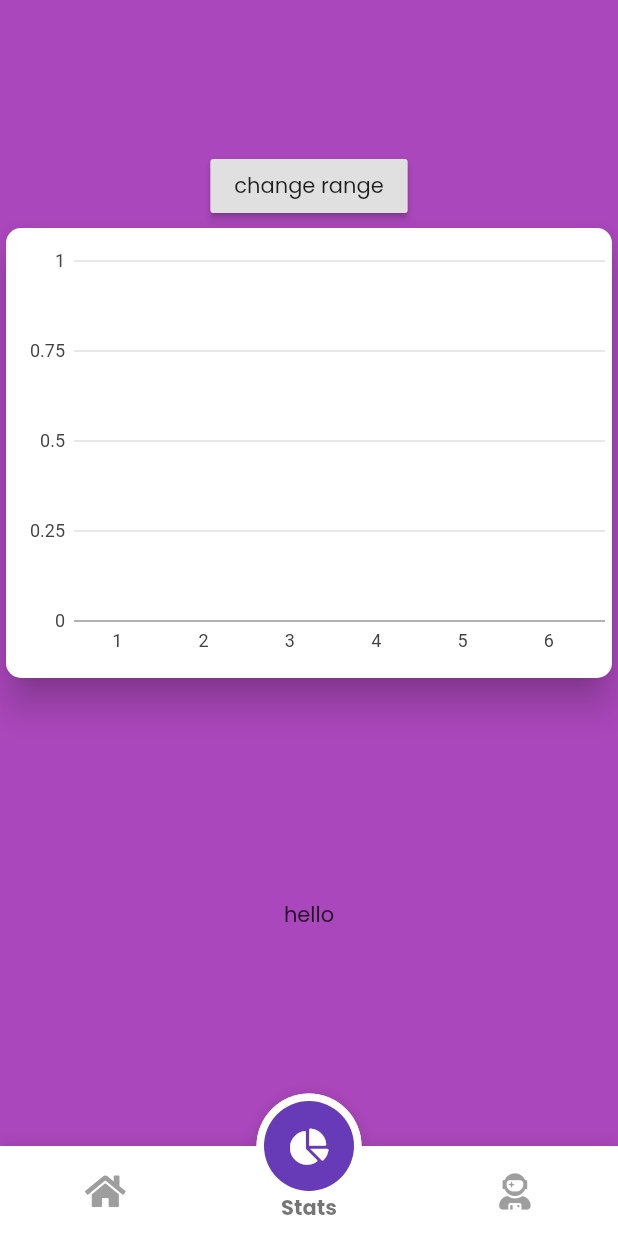
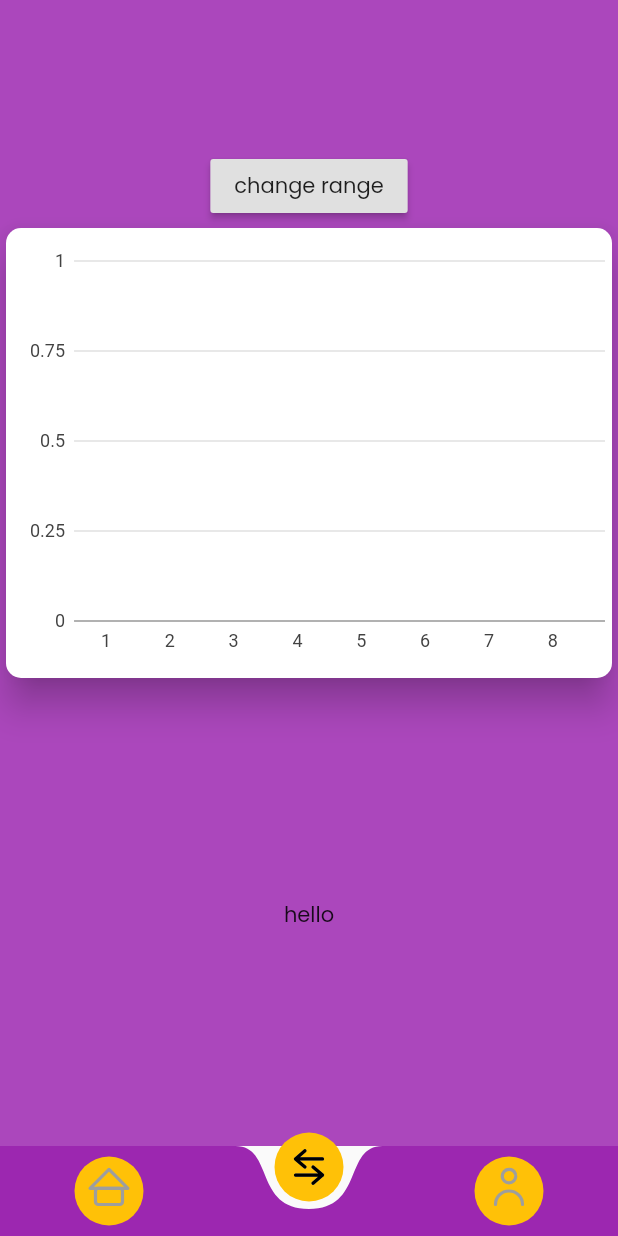
Before and after one commit to aman1210/FlutterExpenseTracker, a Flutter app: the screen it shows after launch, item 2 of the bottom bar chosen, after a tap on "change range", on a phone screen of 412 x 824 dp. Run offline on Flutter 3.47's test engine with Material 2 defaults, Android fonts, the light colour scheme and no system bars; drawn by our look-alikes of fancy_bottom_navigation; our stand-ins replace charts_flutter, font_awesome_flutter, lottie, month_picker_dialog, sqflite; accounts and stored records are empty.

Commit message:
added fluidNavBar

```diff
--- a/lib/Provider/transactionProvider.dart
+++ b/lib/Provider/transactionProvider.dart
@@ -133,23 +133,16 @@
     totalBalance();
   }
 
-  List<Transaction> getTransactionInRange(DateTime date) {
-    var start = DateTime(date.year, date.month, 1);
-    var endNum =
-        DateTime(date.year, date.month + 1, 0).compareTo(DateTime.now());
-    var end =
-        endNum > 0 ? DateTime.now() : DateTime(date.year, date.month + 1, 0);
+  List<Transaction> getTransactionInRange(DateTime d) {
+    var start = DateTime(d.year, d.month, 1);
+    var endNum = DateTime(d.year, d.month + 1, 0).compareTo(DateTime.now());
+    var end = endNum > 0 ? DateTime.now() : DateTime(d.year, d.month + 1, 0);
     List<Transaction> list = [];
-    print(start);
-    print(end);
     transaction.forEach((t) {
-      print('${t.date} ${t.amount}');
       if (t.date.isAfter(start) && t.date.isBefore(end)) {
-        // print(t.amount);
         list.add(t);
       }
     });
-
     return list;
   }
 }
--- a/lib/screens/homepage.dart
+++ b/lib/screens/homepage.dart
@@ -1,5 +1,6 @@
 import 'package:expenseTracker/Provider/transactionProvider.dart';
 import 'package:expenseTracker/screens/statsPage.dart';
+import 'package:expenseTracker/widgets/fluidNavBar/fluid_nav_bar.dart';
 import 'package:fancy_bottom_navigation/fancy_bottom_navigation.dart';
 import 'package:flutter/material.dart';
 
@@ -41,21 +42,7 @@
         duration: Duration(milliseconds: 300),
         height: _isVisible == true ? 60 : 0,
         child: _isVisible == true
-            ? FancyBottomNavigation(
-                inactiveIconColor: Colors.grey,
-                tabs: [
-                  TabData(iconData: FontAwesomeIcons.home, title: "Home"),
-                  TabData(iconData: FontAwesomeIcons.chartPie, title: "Stats"),
-                  TabData(
-                      iconData: FontAwesomeIcons.userAstronaut,
-                      title: "Profile"),
-                ],
-                onTabChangedListener: (position) {
-                  setState(() {
-                    _currentIndex = position;
-                  });
-                },
-              )
+            ? FluidNavBar(onChange: _handleNavigationChange)
             : Container(
                 height: 100,
                 color: Colors.white,
@@ -64,4 +51,10 @@
       ),
     );
   }
+
+  void _handleNavigationChange(int selectedIndex) {
+    setState(() {
+      _currentIndex = selectedIndex;
+    });
+  }
 }
--- a/lib/screens/statsPage.dart
+++ b/lib/screens/statsPage.dart
@@ -20,6 +20,8 @@
   List<Transaction> _list = [];
 
   generate(List<Transaction> t) {
+    _expenselist.clear();
+    _incomeList.clear();
     t.forEach((e) {
       if (e.transactionType == TransactionType.Expense) {
         _expenselist.add(e);
@@ -31,10 +33,11 @@
   }
 
   changeDate() {
-    // print(date);
     _list.clear();
     _list = Provider.of<TransactionProvider>(context, listen: false)
         .getTransactionInRange(date);
+    print(_list.length);
+
     generate(_list);
   }
 
@@ -46,7 +49,6 @@
 
   @override
   Widget build(BuildContext context) {
-    print(_expenselist.length);
     return Container(
       color: Colors.purple[400],
       width: double.infinity,
--- /dev/null
+++ b/lib/widgets/fluidNavBar/curves.dart
@@ -0,0 +1,46 @@
+import 'dart:math' as math;
+
+import 'package:flutter/animation.dart';
+
+class CenteredElasticOutCurve extends Curve {
+  final double period;
+
+  CenteredElasticOutCurve([this.period = 0.4]);
+
+  @override
+  double transform(double x) {
+    // Bascially just a slightly modified version of the built in ElasticOutCurve
+    return math.pow(2.0, -10.0 * x) * math.sin(x * 2.0 * math.pi / period) +
+        0.5;
+  }
+}
+
+class CenteredElasticInCurve extends Curve {
+  final double period;
+
+  CenteredElasticInCurve([this.period = 0.4]);
+
+  @override
+  double transform(double x) {
+    // Bascially just a slightly modified version of the built in ElasticInCurve
+    return -math.pow(2.0, 10.0 * (x - 1.0)) *
+            math.sin((x - 1.0) * 2.0 * math.pi / period) +
+        0.5;
+  }
+}
+
+class LinearPointCurve extends Curve {
+  final double pIn;
+  final double pOut;
+
+  LinearPointCurve(this.pIn, this.pOut);
+
+  @override
+  double transform(double x) {
+    // Just a simple bit of linear interpolation math
+    final lowerScale = pOut / pIn;
+    final upperScale = (1.0 - pOut) / (1.0 - pIn);
+    final upperOffset = 1.0 - upperScale;
+    return x < pIn ? x * lowerScale : x * upperScale + upperOffset;
+  }
+}
--- /dev/null
+++ b/lib/widgets/fluidNavBar/fluid_button.dart
@@ -0,0 +1,130 @@
+import 'package:flutter/material.dart';
+import 'package:flutter/animation.dart';
+
+import './fluid_icon.dart';
+import './curves.dart';
+
+typedef void FluidNavBarButtonPressedCallback();
+
+class FluidNavBarButton extends StatefulWidget {
+  static const nominalExtent = const Size(64, 64);
+
+  final FluidFillIconData _iconData;
+  final bool _selected;
+  final FluidNavBarButtonPressedCallback _onPressed;
+
+  FluidNavBarButton(FluidFillIconData iconData, bool selected,
+      FluidNavBarButtonPressedCallback onPressed)
+      : _iconData = iconData,
+        _selected = selected,
+        _onPressed = onPressed;
+
+  @override
+  State createState() {
+    return _FluidNavBarButtonState(_iconData, _selected, _onPressed);
+  }
+}
+
+class _FluidNavBarButtonState extends State<FluidNavBarButton>
+    with SingleTickerProviderStateMixin {
+  static const double _activeOffset = 16;
+  static const double _defaultOffset = 0;
+  static const double _radius = 25;
+
+  FluidFillIconData _iconData;
+  bool _selected;
+  FluidNavBarButtonPressedCallback _onPressed;
+
+  AnimationController _animationController;
+  Animation<double> _animation;
+
+  _FluidNavBarButtonState(FluidFillIconData iconData, bool selected,
+      FluidNavBarButtonPressedCallback onPressed)
+      : _iconData = iconData,
+        _selected = selected,
+        _onPressed = onPressed;
+
+  @override
+  void initState() {
+    _animationController = AnimationController(
+        duration: const Duration(milliseconds: 1666),
+        reverseDuration: const Duration(milliseconds: 833),
+        vsync: this);
+    _animation =
+        Tween<double>(begin: 0.0, end: 1.0).animate(_animationController)
+          ..addListener(() {
+            setState(() {});
+          });
+    _startAnimation();
+
+    super.initState();
+  }
+
+  @override
+  void dispose() {
+    _animationController.dispose();
+    super.dispose();
+  }
+
+  @override
+  Widget build(context) {
+    const ne = FluidNavBarButton.nominalExtent;
+    final offsetCurve = _selected ? ElasticOutCurve(0.38) : Curves.easeInQuint;
+    final scaleCurve =
+        _selected ? CenteredElasticOutCurve(0.6) : CenteredElasticInCurve(0.6);
+
+    final progress = LinearPointCurve(0.28, 0.0).transform(_animation.value);
+
+    final offset = Tween<double>(begin: _defaultOffset, end: _activeOffset)
+        .transform(offsetCurve.transform(progress));
+    final scaleCurveScale = 0.50;
+    final scaleY = 0.5 +
+        scaleCurve.transform(progress) * scaleCurveScale +
+        (0.5 - scaleCurveScale / 2);
+
+    // Create a parameterizable flat button with a fluid fill icon
+    return GestureDetector(
+      // We wan't to know when this button was tapped, don't bother letting out children know as well
+      onTap: _onPressed,
+      behavior: HitTestBehavior.opaque,
+      child: Container(
+        // Alignment container to the circle
+        constraints: BoxConstraints.tight(ne),
+        alignment: Alignment.center,
+        child: Container(
+          // This container just draws a circle with a certain radius and offset
+          margin: EdgeInsets.all(ne.width / 2 - _radius),
+          constraints: BoxConstraints.tight(Size.square(_radius * 2)),
+          decoration: ShapeDecoration(
+            color: Colors.amber,
+            shape: CircleBorder(),
+          ),
+          transform: Matrix4.translationValues(0, -offset, 0),
+          // Create a fluid fill icon that get's filled in with a slight delay to the buttons animation
+          child: FluidFillIcon(
+            _iconData,
+            LinearPointCurve(0.25, 1.0).transform(_animation.value),
+            scaleY,
+          ),
+        ),
+      ),
+    );
+  }
+
+  @override
+  void didUpdateWidget(oldWidget) {
+    setState(() {
+      _selected = widget._selected;
+    });
+    _startAnimation();
+    super.didUpdateWidget(oldWidget);
+  }
+
+  void _startAnimation() {
+    if (_selected) {
+      _animationController.forward();
+    } else {
+      _animationController.reverse();
+    }
+  }
+}
--- /dev/null
+++ b/lib/widgets/fluidNavBar/fluid_icon.dart
@@ -0,0 +1,84 @@
+import 'dart:ui' as ui;
+
+import 'package:flutter/material.dart';
+import './pathUtil.dart';
+
+// Users of this class shouldn't have to explicitly import fluid_icon_data
+import './fluid_icon_data.dart';
+export './fluid_icon_data.dart';
+
+class FluidFillIcon extends StatelessWidget {
+  static const double iconDataScale = 0.9;
+
+  final FluidFillIconData _iconData;
+
+  /// A normalzied value between 0 and 1
+  final double _fillAmount;
+
+  final double _scaleY;
+
+  FluidFillIcon(FluidFillIconData iconData, double fillAmount, double scaleY)
+      : _iconData = iconData,
+        _fillAmount = fillAmount,
+        _scaleY = scaleY;
+
+  @override
+  Widget build(context) {
+    return CustomPaint(
+      painter: _FluidFillIconPainter(_iconData.paths, _fillAmount, _scaleY),
+    );
+  }
+}
+
+class _FluidFillIconPainter extends CustomPainter {
+  List<ui.Path> _paths;
+  double _fillAmount;
+  double _scaleY;
+
+  _FluidFillIconPainter(List<ui.Path> paths, double fillAmount, double scaleY)
+      : _paths = paths,
+        _fillAmount = fillAmount,
+        _scaleY = scaleY;
+
+  @override
+  void paint(canvas, size) {
+    final paintBackground = Paint()
+      ..style = PaintingStyle.stroke
+      ..strokeWidth = 2.4
+      ..strokeCap = StrokeCap.round
+      ..strokeJoin = StrokeJoin.round
+      ..color = Colors.grey;
+
+    final paintForeground = Paint()
+      ..style = PaintingStyle.stroke
+      ..strokeWidth = 2.4
+      ..strokeCap = StrokeCap.round
+      ..strokeJoin = StrokeJoin.round
+      ..color = Colors.black;
+
+    // Scale around (0, height / 2)
+    canvas.translate(0.0, size.height / 2);
+    canvas.scale(1.0, _scaleY);
+    // Center around (width / 2, height / 2) and apply the icon data scale
+    canvas.translate(size.width / 2, 0.0);
+    canvas.scale(FluidFillIcon.iconDataScale, FluidFillIcon.iconDataScale);
+
+    // Draw the background greyed out path
+    for (final path in _paths) {
+      canvas.drawPath(path, paintBackground);
+    }
+
+    // Draw the black foreground path to simulate a filling effect
+    if (_fillAmount > 0.0) {
+      for (final path in _paths) {
+        canvas.drawPath(
+            extractPartialPath(path, 0.0, _fillAmount), paintForeground);
+      }
+    }
+  }
+
+  @override
+  bool shouldRepaint(_FluidFillIconPainter oldWidget) {
+    return _fillAmount != oldWidget._fillAmount;
+  }
+}
--- /dev/null
+++ b/lib/widgets/fluidNavBar/fluid_icon_data.dart
@@ -0,0 +1,57 @@
+import 'dart:ui' as ui;
+import 'dart:math' as math;
+
+import 'package:flutter/material.dart';
+
+class FluidFillIconData {
+  final List<ui.Path> paths;
+  FluidFillIconData(this.paths);
+}
+
+class FluidFillIcons {
+  static final platform = FluidFillIconData([
+    ui.Path()
+      ..moveTo(0, -6)
+      ..lineTo(10, -6),
+    ui.Path()
+      ..moveTo(5, 0)
+      ..lineTo(-5, 0),
+    ui.Path()
+      ..moveTo(-10, 6)
+      ..lineTo(0, 6),
+  ]);
+  static final window = FluidFillIconData([
+    ui.Path()..addRRect(RRect.fromLTRBXY(-12, -12, -2, -2, 2, 2)),
+    ui.Path()..addRRect(RRect.fromLTRBXY(2, -12, 12, -2, 2, 2)),
+    ui.Path()..addRRect(RRect.fromLTRBXY(-12, 2, -2, 12, 2, 2)),
+    ui.Path()..addRRect(RRect.fromLTRBXY(2, 2, 12, 12, 2, 2)),
+  ]);
+  static final arrow = FluidFillIconData([
+    ui.Path()
+      ..moveTo(-10, 6)
+      ..lineTo(10, 6)
+      ..moveTo(10, 6)
+      ..lineTo(3, 0)
+      ..moveTo(10, 6)
+      ..lineTo(3, 12),
+    ui.Path()
+      ..moveTo(10, -6)
+      ..lineTo(-10, -6)
+      ..moveTo(-10, -6)
+      ..lineTo(-3, 0)
+      ..moveTo(-10, -6)
+      ..lineTo(-3, -12),
+  ]);
+  static final user = FluidFillIconData([
+    ui.Path()..arcTo(Rect.fromLTRB(-5, -16, 5, -6), 0, 1.9 * math.pi, true),
+    ui.Path()..arcTo(Rect.fromLTRB(-10, 0, 10, 20), 0, -1.0 * math.pi, true),
+  ]);
+  static final home = FluidFillIconData([
+    ui.Path()..addRRect(RRect.fromLTRBXY(-10, -2, 10, 10, 2, 2)),
+    ui.Path()
+      ..moveTo(-14, -2)
+      ..lineTo(14, -2)
+      ..lineTo(0, -16)
+      ..close(),
+  ]);
+}
--- /dev/null
+++ b/lib/widgets/fluidNavBar/fluid_nav_bar.dart
@@ -0,0 +1,234 @@
+import 'package:flutter/material.dart';
+
+import './fluid_icon.dart';
+import './fluid_button.dart';
+import './curves.dart';
+
+typedef void FluidNavBarChangeCallback(int selectedIndex);
+
+class FluidNavBar extends StatefulWidget {
+  static const double nominalHeight = 60.0;
+
+  final FluidNavBarChangeCallback onChange;
+
+  FluidNavBar({this.onChange});
+
+  @override
+  State createState() => _FluidNavBarState();
+}
+
+class _FluidNavBarState extends State<FluidNavBar>
+    with TickerProviderStateMixin {
+  int _selectedIndex = 0;
+
+  AnimationController _xController;
+  AnimationController _yController;
+
+  @override
+  void initState() {
+    _xController = AnimationController(
+        vsync: this, animationBehavior: AnimationBehavior.preserve);
+    _yController = AnimationController(
+        vsync: this, animationBehavior: AnimationBehavior.preserve);
+
+    Listenable.merge([_xController, _yController]).addListener(() {
+      setState(() {});
+    });
+
+    super.initState();
+  }
+
+  @override
+  void didChangeDependencies() {
+    _xController.value =
+        _indexToPosition(_selectedIndex) / MediaQuery.of(context).size.width;
+    _yController.value = 1.0;
+
+    super.didChangeDependencies();
+  }
+
+  @override
+  void dispose() {
+    _xController.dispose();
+    _yController.dispose();
+    super.dispose();
+  }
+
+  @override
+  Widget build(context) {
+    // The fluid nav bar consists of two components, the liquid background pane and the buttons
+    // Build a stack with the buttons overlayed on top of the background pane
+    final appSize = MediaQuery.of(context).size;
+    final height = FluidNavBar.nominalHeight;
+    return Container(
+      width: appSize.width,
+      height: FluidNavBar.nominalHeight,
+      child: Stack(
+        children: [
+          Positioned(
+            left: 0,
+            top: 0,
+            width: appSize.width,
+            height: height,
+            child: _buildBackground(),
+          ),
+          Positioned(
+            left: (appSize.width - _getButtonContainerWidth()) / 2,
+            top: 0,
+            width: _getButtonContainerWidth(),
+            height: height,
+            child: Row(
+              mainAxisAlignment: MainAxisAlignment.spaceAround,
+              children: _buildButtons(),
+            ),
+          ),
+        ],
+      ),
+    );
+  }
+
+  Widget _buildBackground() {
+    // This widget acts purely as a container that controlls how the `_BackgroundCurvePainter` draws
+    final inCurve = ElasticOutCurve(0.38);
+    return CustomPaint(
+      painter: _BackgroundCurvePainter(
+        _xController.value * MediaQuery.of(context).size.width,
+        Tween<double>(
+          begin: Curves.easeInExpo.transform(_yController.value),
+          end: inCurve.transform(_yController.value),
+        ).transform(_yController.velocity.sign * 0.5 + 0.5),
+        Colors.purple,
+      ),
+    );
+  }
+
+  List<FluidNavBarButton> _buildButtons() {
+    List<FluidFillIconData> icons = [
+      FluidFillIcons.home,
+      FluidFillIcons.arrow,
+      FluidFillIcons.user,
+    ];
+    var buttons = List<FluidNavBarButton>(3);
+    for (var i = 0; i < 3; ++i) {
+      buttons[i] = FluidNavBarButton(
+          icons[i], _selectedIndex == i, () => _handlePressed(i));
+    }
+    return buttons;
+  }
+
+  double _getButtonContainerWidth() {
+    double width = MediaQuery.of(context).size.width;
+    if (width > 400.0) {
+      width = 400.0;
+    }
+    return width;
+  }
+
+  double _indexToPosition(int index) {
+    // Calculate button positions based off of their
+    // index (works with `MainAxisAlignment.spaceAround`)
+    const buttonCount = 3.0;
+    final appWidth = MediaQuery.of(context).size.width;
+    final buttonsWidth = _getButtonContainerWidth();
+    final startX = (appWidth - buttonsWidth) / 2;
+    return startX +
+        index.toDouble() * buttonsWidth / buttonCount +
+        buttonsWidth / (buttonCount * 2.0);
+  }
+
+  void _handlePressed(int index) {
+    if (_selectedIndex == index || _xController.isAnimating) return;
+
+    setState(() {
+      _selectedIndex = index;
+    });
+
+    _yController.value = 1.0;
+    _xController.animateTo(
+        _indexToPosition(index) / MediaQuery.of(context).size.width,
+        duration: Duration(milliseconds: 300));
+    Future.delayed(
+      Duration(milliseconds: 500),
+      () {
+        _yController.animateTo(1.0, duration: Duration(milliseconds: 1200));
+      },
+    );
+    _yController.animateTo(0.0, duration: Duration(milliseconds: 300));
+
+    if (widget.onChange != null) {
+      widget.onChange(index);
+    }
+  }
+}
+
+class _BackgroundCurvePainter extends CustomPainter {
+  // Top: 0.6 point, 0.35 horizontal
+  // Bottom:
+
+  static const _radiusTop = 54.0;
+  static const _radiusBottom = 44.0;
+  static const _horizontalControlTop = 0.6;
+  static const _horizontalControlBottom = 0.5;
+  static const _pointControlTop = 0.35;
+  static const _pointControlBottom = 0.85;
+  static const _topY = -10.0;
+  static const _bottomY = 54.0;
+  static const _topDistance = 0.0;
+  static const _bottomDistance = 6.0;
+
+  final double _x;
+  final double _normalizedY;
+  final Color _color;
+
+  _BackgroundCurvePainter(double x, double normalizedY, Color color)
+      : _x = x,
+        _normalizedY = normalizedY,
+        _color = color;
+
+  @override
+  void paint(canvas, size) {
+    // Paint two cubic bezier curves using various linear interpolations based off of the `_normalizedY` value
+    final norm = LinearPointCurve(0.5, 2.0).transform(_normalizedY) / 2;
+
+    final radius =
+        Tween<double>(begin: _radiusTop, end: _radiusBottom).transform(norm);
+    // Point colinear to the top edge of the background pane
+    final anchorControlOffset = Tween<double>(
+            begin: radius * _horizontalControlTop,
+            end: radius * _horizontalControlBottom)
+        .transform(LinearPointCurve(0.5, 0.75).transform(norm));
+    // Point that slides up and down depending on distance for the target x position
+    final dipControlOffset = Tween<double>(
+            begin: radius * _pointControlTop, end: radius * _pointControlBottom)
+        .transform(LinearPointCurve(0.5, 0.8).transform(norm));
+    final y = Tween<double>(begin: _topY, end: _bottomY)
+        .transform(LinearPointCurve(0.2, 0.7).transform(norm));
+    final dist = Tween<double>(begin: _topDistance, end: _bottomDistance)
+        .transform(LinearPointCurve(0.5, 0.0).transform(norm));
+    final x0 = _x - dist / 2;
+    final x1 = _x + dist / 2;
+
+    final path = Path()
+      ..moveTo(0, 0)
+      ..lineTo(x0 - radius, 0)
+      ..cubicTo(
+          x0 - radius + anchorControlOffset, 0, x0 - dipControlOffset, y, x0, y)
+      ..lineTo(x1, y)
+      ..cubicTo(x1 + dipControlOffset, y, x1 + radius - anchorControlOffset, 0,
+          x1 + radius, 0)
+      ..lineTo(size.width, 0)
+      ..lineTo(size.width, size.height)
+      ..lineTo(0, size.height);
+
+    final paint = Paint()..color = _color;
+
+    canvas.drawPath(path, paint);
+  }
+
+  @override
+  bool shouldRepaint(_BackgroundCurvePainter oldPainter) {
+    return _x != oldPainter._x ||
+        _normalizedY != oldPainter._normalizedY ||
+        _color != oldPainter._color;
+  }
+}
--- /dev/null
+++ b/lib/widgets/fluidNavBar/pathUtil.dart
@@ -0,0 +1,28 @@
+import 'dart:ui' as ui;
+
+/// Returns the subset of the input path from start to end
+/// `start` and `end` are normalized in the range (0.0, 1.0)
+ui.Path extractPartialPath(ui.Path path, double start, double end) {
+  assert(0.0 <= start && start <= 1.0);
+  assert(0.0 <= end && end <= 1.0);
+  assert(start < end);
+  var result = ui.Path();
+  final metrics = path.computeMetrics().toList();
+  var totalLength = 0.0;
+  for (var m in metrics) {
+    totalLength += m.length;
+  }
+  final startPos = start * totalLength;
+  final endPos = end * totalLength;
+  var l = 0.0;
+  for (var m in metrics) {
+    final localStartPos = (startPos - l).clamp(0.0, m.length);
+    final localEndPos = (endPos - l).clamp(0.0, m.length);
+
+    if (localStartPos < localEndPos)
+      result.addPath(m.extractPath(localStartPos, localEndPos), ui.Offset.zero);
+    l += m.length;
+  }
+
+  return result;
+}
--- a/lib/widgets/statsPage/barChart.dart
+++ b/lib/widgets/statsPage/barChart.dart
@@ -52,15 +52,14 @@
         measureFn: (TransactionChart t, _) => t.amount,
         colorFn: (TransactionChart t, _) =>
             charts.ColorUtil.fromDartColor(t.colorval),
-          labelAccessorFn: (TransactionChart t, _) =>
-              t.amount == 0 ? '' : '₹${t.amount.toString()}'),
+        labelAccessorFn: (TransactionChart t, _) => t.amount == 0 ? '' : '',
+      ),
     );
   }
 
   @override
   void initState() {
     super.initState();
-    // print(widget.list.length);
     _series = List<charts.Series<TransactionChart, String>>();
     generate();
   }
@@ -68,7 +67,6 @@
   @override
   void didUpdateWidget(covariant BarChart oldWidget) {
     super.didUpdateWidget(oldWidget);
-    // print(widget.list.length);
     _series = List<charts.Series<TransactionChart, String>>();
     generate();
   }
@@ -85,12 +83,13 @@
           child: SingleChildScrollView(
             scrollDirection: Axis.horizontal,
             child: SizedBox(
-              width: 1.5 * 40 * data.length,
+              width: 1.5 * 30 * data.length,
               child: charts.BarChart(
                 _series,
                 animate: true,
                 barRendererDecorator: new charts.BarLabelDecorator<String>(
-                    labelPosition: charts.BarLabelPosition.inside),
+                    labelPosition: charts.BarLabelPosition.inside,
+                    labelAnchor: charts.BarLabelAnchor.middle),
                 domainAxis: new charts.OrdinalAxisSpec(),
               ),
             ),
--- a/pubspec.yaml
+++ b/pubspec.yaml
@@ -31,7 +31,7 @@
   sqflite: ^1.3.1+1
   month_picker_dialog: ^0.3.3
   font_awesome_flutter: ^8.10.0
-  fancy_bottom_navigation: ^0.3.2
+  fl_chart: ^0.12.0
 
   # The following adds the Cupertino Icons font to your application.
   # Use with the CupertinoIcons class for iOS style icons.
```
Also changed, not shown: pubspec.lock. Lines whose indentation alone changed are shown as unchanged.
